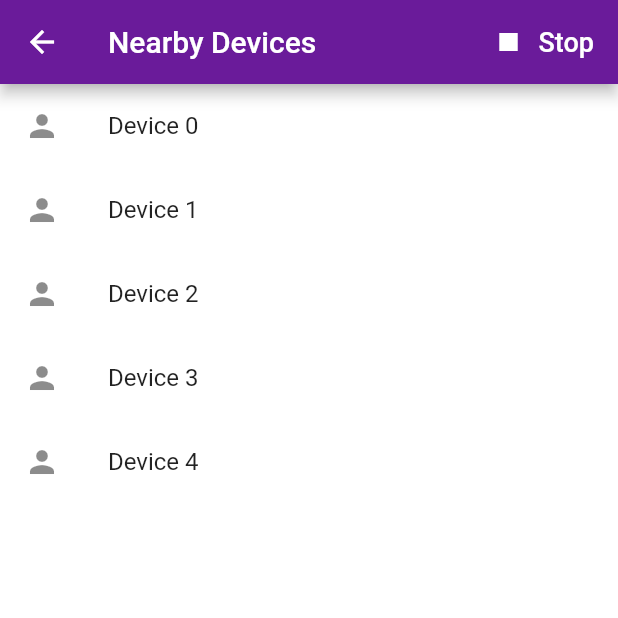
After one commit to ashwinikumar01/Eazy-Pay, a Flutter app: the NearbyDevices screen opened directly, on a phone screen of 412 x 824 dp, the top half of it. The commit adds this screen. Run offline on Flutter 3.47's test engine with Material 2 defaults, Android fonts, the phone set to English and light mode, and no system bars; our stand-ins replace flutter_spinkit, intl_phone_number_input, simple_animations; missing offline and left inert: nearby_connections, pin_entry_text_field.

Commit message:
added services

```diff
--- /dev/null
+++ b/eazy_pay/lib/Nearby_services/accept_connection.dart
@@ -0,0 +1,14 @@
+import 'dart:math';
+
+import 'package:nearby_connections/nearby_connections.dart';
+
+Future<void> acceptConnection() {
+  final String id = Random().nextInt(10000).toString();
+  Nearby().acceptConnection(id, onPayLoadRecieved: (endpointId, payload) {
+    // called whenever a payload is recieved.
+  }, onPayloadTransferUpdate: (endpointId, payloadTransferUpdate) {
+    // gives status of a payload
+    // e.g success/failure/in_progress
+    // bytes transferred and total bytes etc
+  });
+}
--- /dev/null
+++ b/eazy_pay/lib/Nearby_services/permission_check.dart
@@ -0,0 +1,25 @@
+import 'package:nearby_connections/nearby_connections.dart';
+
+Future<bool> getLocationPermission() async {
+  bool b = await Nearby().checkLocationEnabled();
+  if (b)
+    return true;
+  else {
+    bool a = await Nearby().enableLocationServices();
+    if (a)
+      return true;
+    else
+      return false;
+  }
+}
+
+Future<bool> getStoragePermission() async {
+  bool b = await Nearby().checkExternalStoragePermission();
+
+  if (b)
+    return true;
+  else {
+    await Nearby().askExternalStoragePermission();
+    return true;
+  }
+}
--- /dev/null
+++ b/eazy_pay/lib/Screens/nearby_devices_screen.dart
@@ -0,0 +1,46 @@
+import 'package:eazy_pay/Screens/send_screen.dart';
+import 'package:flutter/material.dart';
+import 'package:nearby_connections/nearby_connections.dart';
+
+class NearbyDevices extends StatefulWidget {
+  @override
+  _NearbyDevicesState createState() => _NearbyDevicesState();
+}
+
+class _NearbyDevicesState extends State<NearbyDevices> {
+  @override
+  Widget build(BuildContext context) {
+    return Scaffold(
+        appBar: AppBar(
+          title: Text("Nearby Devices"),
+          backgroundColor: Colors.purple[800],
+          actions: [
+            FlatButton.icon(
+                onPressed: () {
+                  Nearby().stopDiscovery();
+                },
+                label: Text(
+                  "Stop",
+                  style: TextStyle(color: Colors.white, fontSize: 18.0),
+                ),
+                icon: Icon(
+                  Icons.stop,
+                  color: Colors.white,
+                ))
+          ],
+        ),
+        backgroundColor: Colors.white,
+        body: ListView.builder(
+            itemCount: 5,
+            itemBuilder: (BuildContext context, int index) {
+              return ListTile(
+                onTap: () {
+                  Navigator.push(
+                      context, MaterialPageRoute(builder: (context) => Send()));
+                },
+                leading: Icon(Icons.person),
+                title: Text("Device $index"),
+              );
+            }));
+  }
+}
--- a/eazy_pay/lib/main.dart
+++ b/eazy_pay/lib/main.dart
@@ -7,6 +7,7 @@ import 'package:flutter/material.dart';
 import 'package:eazy_pay/Screens/signup_page.dart';
 import 'package:eazy_pay/Screens/profile_page.dart';
 import 'package:eazy_pay/Screens/topup_screen.dart';
+import 'package:eazy_pay/Screens/nearby_devices_screen.dart';
 
 void main() {
   runApp(MyApp());
--- a/eazy_pay/pubspec.yaml
+++ b/eazy_pay/pubspec.yaml
@@ -26,6 +26,8 @@ dependencies:
   simple_animations: ^1.3.3
   pin_entry_text_field: 0.1.4
   intl_phone_number_input: ^0.6.0
+  nearby_connections: ^3.0.0
+  flutter_spinkit: ^5.0.0
 
 
   # The following adds the Cupertino Icons font to your application.
```
Also changed, not shown: eazy_pay/lib/Nearby_services/startAdvertising.dart (added, +26 -0 lines), eazy_pay/lib/Screens/loading.dart (added, +12 -0 lines), eazy_pay/lib/screens/home_screen.dart (+19 -11 lines), eazy_pay/lib/Nearby_services/request_connection.dart (added), eazy_pay/lib/Nearby_services/startDiscovery.dart (added), eazy_pay/pubspec.lock, 2 other files.
